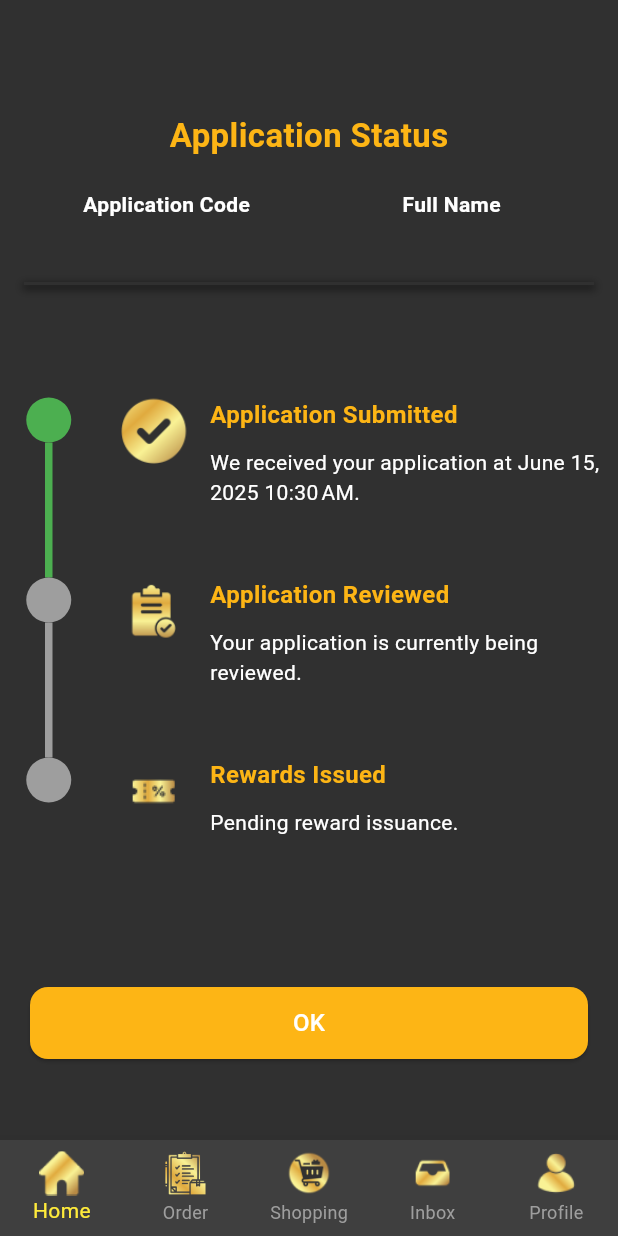
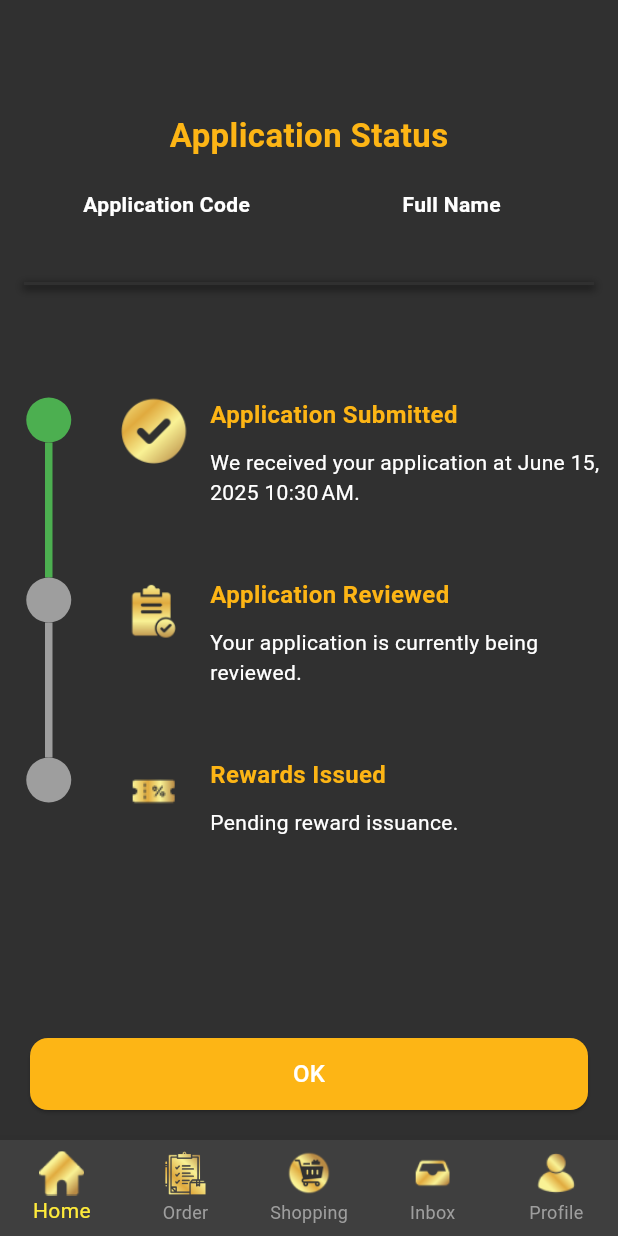
Before and after one commit to intanaqilah-mf/kitatongtong, a Flutter app: the ApplicationStatusPage screen opened directly with empty values, on a phone screen of 412 x 824 dp. Run offline on Flutter 3.47's test engine with Material 3 defaults, Android fonts, the phone set to English and light mode, and no system bars; our stand-ins replace app_links, camera, cloud_firestore, csv, file_picker, firebase_auth and 14 more; missing offline and left inert: google_mlkit_face_detection, google_mlkit_text_recognition, mailer, mobile_scanner, syncfusion_flutter_pdfviewer; accounts and stored records are empty.

Commit message:
refining staff UI

```diff
--- a/lib/pages/applicationStatus.dart
+++ b/lib/pages/applicationStatus.dart
@@ -1,5 +1,6 @@
 import 'package:flutter/material.dart';
 import 'package:cloud_firestore/cloud_firestore.dart';
+import 'package:projects/pages/redeem_voucher_items_page.dart';
 import 'package:projects/widgets/bottomNavBar.dart';
 import '../pages/HomePage.dart';
 import 'package:intl/intl.dart';
@@ -34,6 +35,7 @@ class _ApplicationStatusPageState extends State<ApplicationStatusPage> {
   Widget build(BuildContext context) {
     final localizations = AppLocalizations.of(context);
     return Scaffold(
+      backgroundColor: const Color(0xFF303030),
       body: StreamBuilder<DocumentSnapshot>(
         stream: FirebaseFirestore.instance
             .collection('applications')
@@ -52,12 +54,13 @@ class _ApplicationStatusPageState extends State<ApplicationStatusPage> {
 
           final data = snapshot.data!.data()! as Map<String, dynamic>;
           final fullName = data['fullname'] ?? localizations.translate('status_unknown_name');
+          final asnafUserId = data['userId'] as String?;
           final appCode = data['applicationCode'] ?? localizations.translate('status_unknown_code');
           final statusApplication = data['statusApplication'] ?? localizations.translate('applications_status_pending');
           final statusReward = data['statusReward'] as String?;
           final date = data['date'] as String?;
           final reasonStatus = data['reasonStatus'] ?? localizations.translate('status_no_reason');
-          final reward = data['reward'] ?? localizations.translate('status_default_reward');
+          final reward = data['reward'] as String? ?? localizations.translate('status_default_reward');
 
           String completedSubtitle;
           if (statusApplication == "Approve") {
@@ -191,15 +194,19 @@ class _ApplicationStatusPageState extends State<ApplicationStatusPage> {
                 showLine: false,
               ),
 
-              SizedBox(height: 100),
+              Spacer(),
 
               Padding(
-                padding: const EdgeInsets.symmetric(horizontal: 20),
+                padding: const EdgeInsets.symmetric(horizontal: 20, vertical: 20),
+                child: Row(
+                  children: [
+                    Expanded(
                       child: ElevatedButton(
                         onPressed: () {
-                    Navigator.push(
+                          Navigator.pushAndRemoveUntil(
                             context,
                             MaterialPageRoute(builder: (_) => HomePage()),
+                                (route) => false,
                           );
                         },
                         style: ElevatedButton.styleFrom(
@@ -213,6 +220,43 @@ class _ApplicationStatusPageState extends State<ApplicationStatusPage> {
                           localizations.translate('ok'),
                           style: TextStyle(fontSize: 16, color: Colors.white),
                         ),
+                      ),
+                    ),
+                    if (statusReward == 'Issued') ...[
+                      SizedBox(width: 10),
+                      Expanded(
+                        child: ElevatedButton(
+                          onPressed: () {
+                            final rewardValueString = reward.replaceAll(RegExp(r'[^0-9.]'), '');
+                            final double rewardValue = double.tryParse(rewardValueString) ?? 0.0;
+
+                            if (rewardValue > 0 && asnafUserId != null) {
+                              Navigator.push(
+                                context,
+                                MaterialPageRoute(builder: (_) => RedeemVoucherWithItemsPage(
+                                  voucherValue: rewardValue,
+                                  voucherReceived: {
+                                    'docId': widget.documentId,
+                                  },
+                                )),
+                              );
+                            }
+                          },
+                          style: ElevatedButton.styleFrom(
+                            backgroundColor: Colors.green,
+                            minimumSize: Size(double.infinity, 48),
+                            shape: RoundedRectangleBorder(
+                              borderRadius: BorderRadius.circular(12),
+                            ),
+                          ),
+                          child: Text(
+                            "Shop for Asnaf", // Consider adding to localization
+                            style: TextStyle(fontSize: 16, color: Colors.white),
+                          ),
+                        ),
+                      ),
+                    ],
+                  ],
                 ),
               ),
             ],
@@ -243,7 +287,7 @@ class _ApplicationStatusPageState extends State<ApplicationStatusPage> {
       if (statusApp == "Reject") {
         return Colors.red;
       }
-      if (statusReward == "Issued") {
+      if (statusReward == "Issued" || statusReward == "Redeemed") {
         return Colors.green;
       }
       if(statusApp == "Approve"){
```
Also changed, not shown: lib/pages/orderProcessed.dart (+13 -3 lines), lib/pages/order_summary_page.dart (+49 -49 lines), lib/pages/trackRewards.dart (+26 -6 lines). Lines whose indentation alone changed are shown as unchanged.
